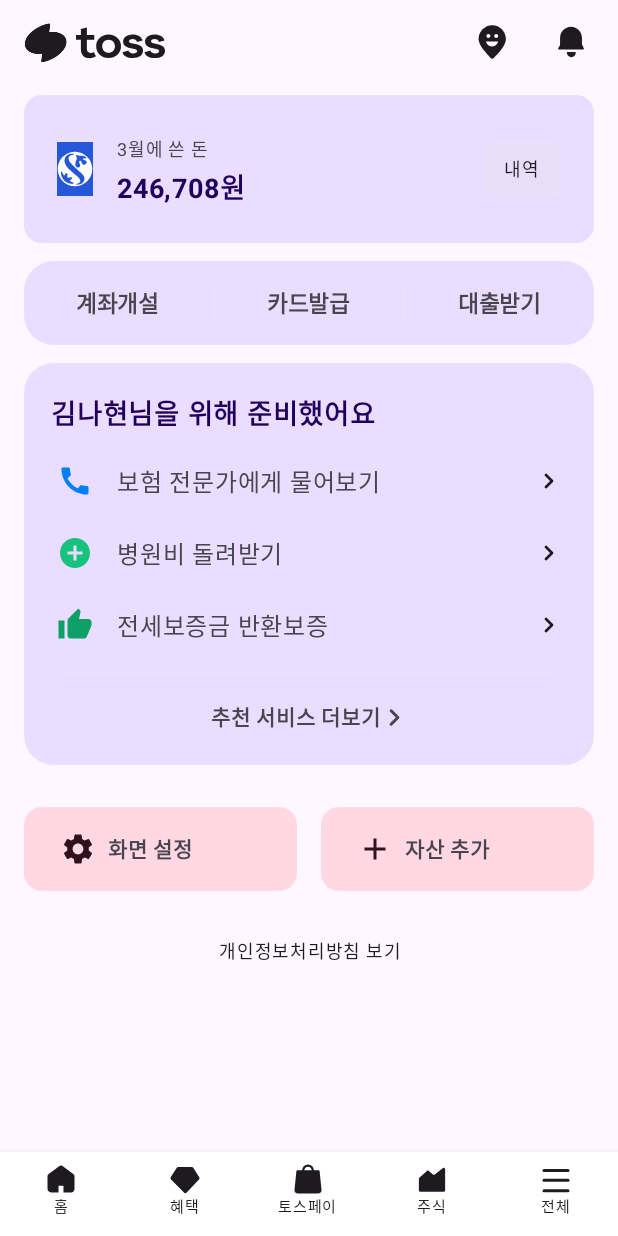
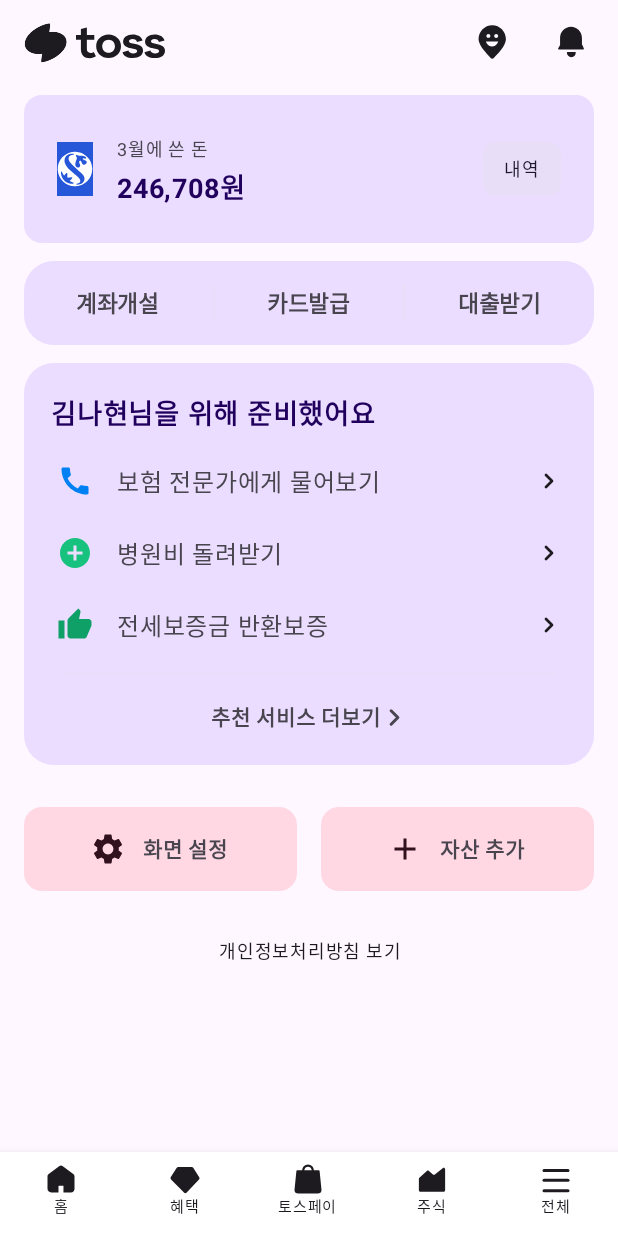
Before and after one commit to nahy-512/Toss_Compose, an Android app built with Jetpack Compose: the screen it shows after launch (MainActivity), scrolled down 687 dp, on a phone screen of 412 x 824 dp. Run offline under Robolectric (Android 15) with nearby library versions, the phone set to English and light mode, and no system bars.

Commit message:
🐛 Fix: IconAndTextButton 디자인 수정
- 아이콘 및 텍스트를 Row의 가운데에 위치하도록 수정

Resolves: #3

```diff
--- a/Toss/app/src/main/java/com/compose/toss/ui/common/Button.kt
+++ b/Toss/app/src/main/java/com/compose/toss/ui/common/Button.kt
@@ -4,6 +4,8 @@ import androidx.annotation.StringRes
 import androidx.compose.foundation.Image
 import androidx.compose.foundation.layout.Arrangement
 import androidx.compose.foundation.layout.Row
+import androidx.compose.foundation.layout.Spacer
+import androidx.compose.foundation.layout.fillMaxWidth
 import androidx.compose.foundation.layout.padding
 import androidx.compose.foundation.layout.size
 import androidx.compose.material3.Card
@@ -66,23 +68,24 @@ fun IconAndTextButton(
             verticalAlignment = Alignment.CenterVertically,
             horizontalArrangement = Arrangement.spacedBy(dimensionResource(R.dimen.padding_small)),
             modifier = Modifier
-                .padding(vertical = dimensionResource(R.dimen.padding_medium), horizontal = dimensionResource(
-                    R.dimen.padding_large)
-                )
+                .padding(vertical = dimensionResource(R.dimen.padding_medium))
+                .fillMaxWidth()
         ) {
+            Spacer(modifier = Modifier.weight(1f))
             Image(
                 imageVector = icon,
                 contentDescription = null,
                 colorFilter = ColorFilter.tint(MaterialTheme.colorScheme.onTertiaryContainer),
-                modifier = Modifier.size(24.dp)
+                modifier = Modifier.size(24.dp).weight(1f)
             )
             Text(
                 text = stringResource(buttonText),
                 fontSize = 14.sp,
                 fontWeight = FontWeight.SemiBold,
                 color = MaterialTheme.colorScheme.onSurfaceVariant,
-                modifier = Modifier
+                modifier = Modifier.weight(2f)
             )
+            Spacer(modifier = Modifier.weight(1f))
         }
     }
 }
```
